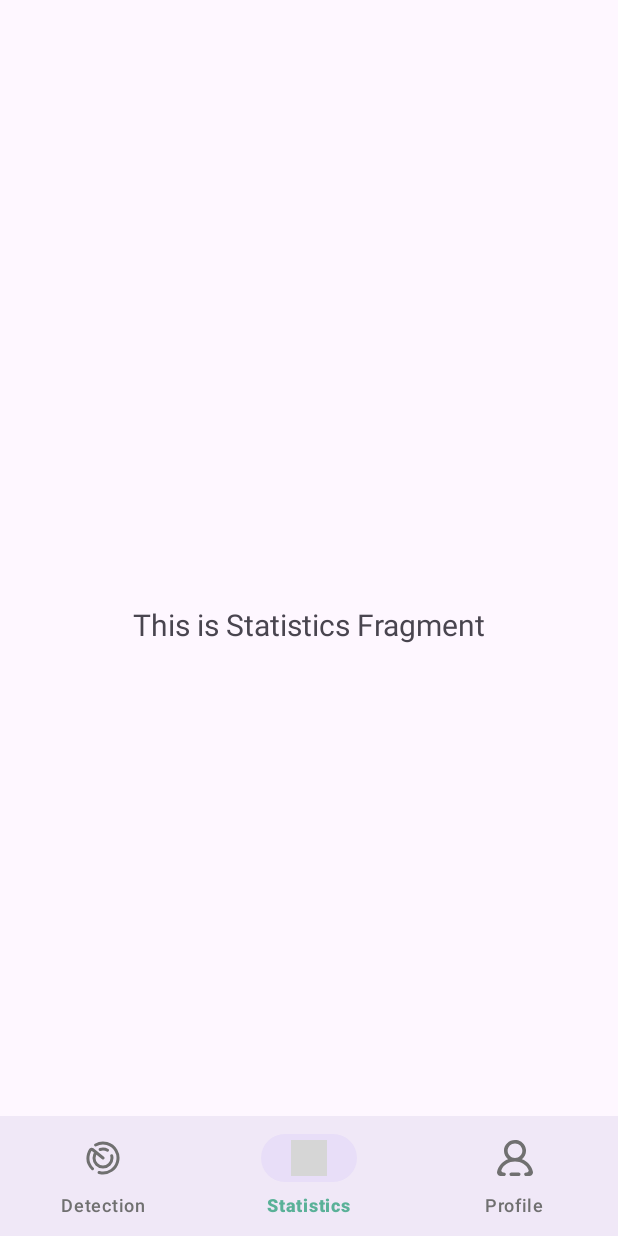
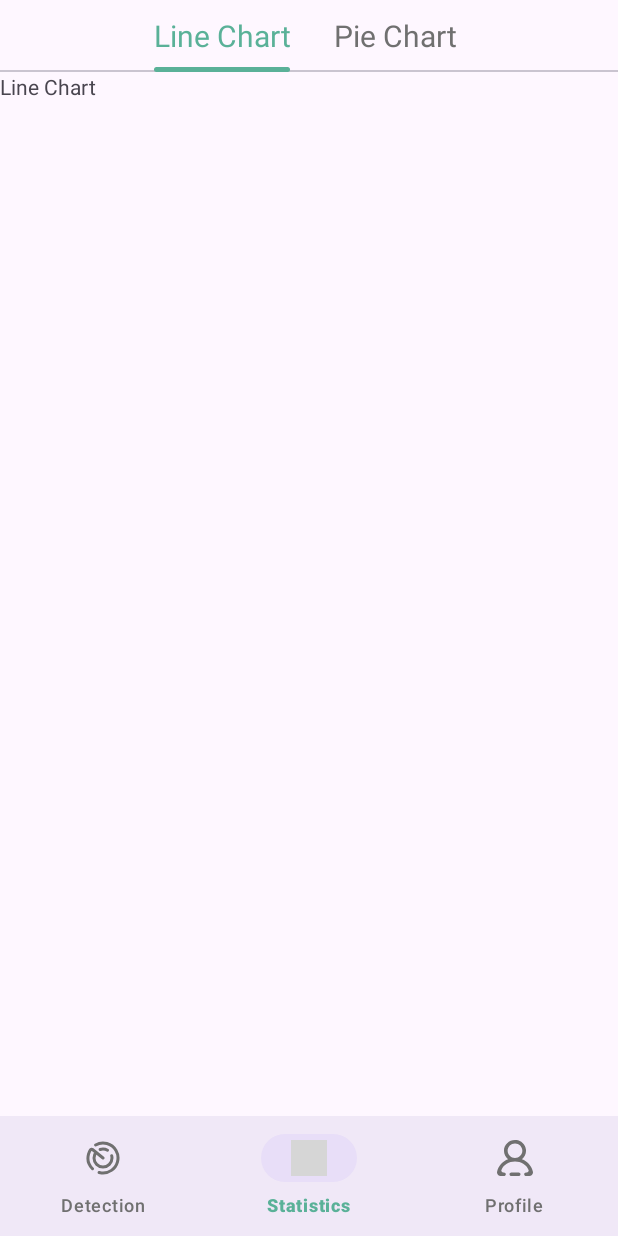
Before and after one commit to DavidGong-FCUC-FYP/PostureDetection, an Android app: the StatisticsFragment screen opened through its navigation route, on a phone screen of 412 x 824 dp. Run offline under Robolectric (Android 15) with nearby library versions, the phone set to English and light mode, and no system bars; our stand-ins replace navigation-ui; grey boxes are pictures that could not be loaded.

Commit message:
add tablayout

```diff
--- /dev/null
+++ b/app/src/main/java/com/posturedetection/android/LineChartFragment.kt
@@ -0,0 +1,59 @@
+package com.posturedetection.android
+
+import android.os.Bundle
+import androidx.fragment.app.Fragment
+import android.view.LayoutInflater
+import android.view.View
+import android.view.ViewGroup
+
+// TODO: Rename parameter arguments, choose names that match
+// the fragment initialization parameters, e.g. ARG_ITEM_NUMBER
+private const val ARG_PARAM1 = "param1"
+private const val ARG_PARAM2 = "param2"
+
+/**
+ * A simple [Fragment] subclass.
+ * Use the [LineChartFragment.newInstance] factory method to
+ * create an instance of this fragment.
+ */
+class LineChartFragment : Fragment() {
+    // TODO: Rename and change types of parameters
+    private var param1: String? = null
+    private var param2: String? = null
+
+    override fun onCreate(savedInstanceState: Bundle?) {
+        super.onCreate(savedInstanceState)
+        arguments?.let {
+            param1 = it.getString(ARG_PARAM1)
+            param2 = it.getString(ARG_PARAM2)
+        }
+    }
+
+    override fun onCreateView(
+        inflater: LayoutInflater, container: ViewGroup?,
+        savedInstanceState: Bundle?
+    ): View? {
+        // Inflate the layout for this fragment
+        return inflater.inflate(R.layout.fragment_line_chart, container, false)
+    }
+
+    companion object {
+        /**
+         * Use this factory method to create a new instance of
+         * this fragment using the provided parameters.
+         *
+         * @param param1 Parameter 1.
+         * @param param2 Parameter 2.
+         * @return A new instance of fragment LineChartFragment.
+         */
+        // TODO: Rename and change types and number of parameters
+        @JvmStatic
+        fun newInstance(param1: String, param2: String) =
+            LineChartFragment().apply {
+                arguments = Bundle().apply {
+                    putString(ARG_PARAM1, param1)
+                    putString(ARG_PARAM2, param2)
+                }
+            }
+    }
+}
--- a/app/src/main/java/com/posturedetection/android/ui/statistics/StatisticsFragment.kt
+++ b/app/src/main/java/com/posturedetection/android/ui/statistics/StatisticsFragment.kt
@@ -4,14 +4,24 @@ import android.os.Bundle
 import android.view.LayoutInflater
 import android.view.View
 import android.view.ViewGroup
-import android.widget.TextView
 import androidx.fragment.app.Fragment
 import androidx.lifecycle.ViewModelProvider
+import androidx.viewpager2.adapter.FragmentStateAdapter
+import androidx.viewpager2.widget.ViewPager2
+import com.google.android.material.tabs.TabLayout
+import com.google.android.material.tabs.TabLayoutMediator
+import com.posturedetection.android.LineChartFragment
+import com.posturedetection.android.PieChartFragment
 import com.posturedetection.android.databinding.FragmentStatisticsBinding
 
 class StatisticsFragment : Fragment() {
 
     private var _binding: FragmentStatisticsBinding? = null
+
+
+    private var viewPager2: ViewPager2? = null
+    private var tabLayout: TabLayout? = null
+
 
     // This property is only valid between onCreateView and
     // onDestroyView.
@@ -26,12 +36,19 @@ class StatisticsFragment : Fragment() {
             ViewModelProvider(this).get(StatisticsViewModel::class.java)
 
         _binding = FragmentStatisticsBinding.inflate(inflater, container, false)
+
         val root: View = binding.root
+        setupViewPager()
+        setupTabLayout()
 
-        val textView: TextView = binding.textDashboard
-        statisticsViewModel.text.observe(viewLifecycleOwner) {
-            textView.text = it
-        }
+
+
+
+
+//        val textView: TextView = binding.textDashboard
+//        statisticsViewModel.text.observe(viewLifecycleOwner) {
+//            textView.text = it
+//        }
         return root
     }
 
@@ -39,4 +56,34 @@ class StatisticsFragment : Fragment() {
         super.onDestroyView()
         _binding = null
     }
+
+    private fun setupTabLayout() {
+        var tabTitleList = arrayOf("Line Chart","Pie Chart");
+        TabLayoutMediator(
+            binding.mytablayout2, binding.myviepage2
+        ) { tab, position -> tab.text = tabTitleList[position]
+        }.attach()
+    }
+
+    private fun setupViewPager() {
+        val adapter = ViewPagerAdapter(this)
+        binding.myviepage2.adapter = adapter
+    }
+
+
+
+
+
+
+    class ViewPagerAdapter(fragment: Fragment) : FragmentStateAdapter(fragment) {
+
+        override fun getItemCount(): Int = 2
+        override fun createFragment(position: Int): Fragment {
+            return when (position) {
+                0 -> LineChartFragment()
+                1 -> PieChartFragment()
+                else -> LineChartFragment()
+            }
+        }
+    }
 }
--- a/app/src/main/java/com/posturedetection/android/ui/statistics/StatisticsViewModel.kt
+++ b/app/src/main/java/com/posturedetection/android/ui/statistics/StatisticsViewModel.kt
@@ -10,4 +10,5 @@ class StatisticsViewModel : ViewModel() {
         value = "This is Statistics Fragment"
     }
     val text: LiveData<String> = _text
+
 }
--- /dev/null
+++ b/app/src/main/res/drawable/tab_indicator_shape.xml
@@ -0,0 +1,6 @@
+<?xml version="1.0" encoding="utf-8"?>
+<shape xmlns:android="http://schemas.android.com/apk/res/android">
+    <solid android:color="@color/selected" />
+    <corners android:radius="2dp" />
+    <size android:height="3dp" />
+</shape>
--- /dev/null
+++ b/app/src/main/res/layout/fragment_line_chart.xml
@@ -0,0 +1,14 @@
+<?xml version="1.0" encoding="utf-8"?>
+<FrameLayout xmlns:android="http://schemas.android.com/apk/res/android"
+    xmlns:tools="http://schemas.android.com/tools"
+    android:layout_width="match_parent"
+    android:layout_height="match_parent"
+    tools:context=".LineChartFragment">
+
+    <!-- TODO: Update blank fragment layout -->
+    <TextView
+        android:layout_width="match_parent"
+        android:layout_height="match_parent"
+        android:text="Line Chart" />
+
+</FrameLayout>
--- a/app/src/main/res/layout/fragment_statistics.xml
+++ b/app/src/main/res/layout/fragment_statistics.xml
@@ -6,17 +6,31 @@
     android:layout_height="match_parent"
     tools:context=".ui.statistics.StatisticsFragment">
 
-    <TextView
-        android:id="@+id/text_dashboard"
+    <com.google.android.material.tabs.TabLayout
+        android:id="@+id/mytablayout2"
         android:layout_width="match_parent"
         android:layout_height="wrap_content"
-        android:layout_marginStart="8dp"
-        android:layout_marginTop="8dp"
-        android:layout_marginEnd="8dp"
-        android:textAlignment="center"
-        android:textSize="20sp"
+        app:tabMode="auto"
+        app:tabGravity="start"
+        app:background="?android:attr/windowBackground"
+        app:layout_constraintStart_toStartOf="parent"
+        app:layout_constraintTop_toTopOf="parent"
+        app:layout_constraintBottom_toTopOf="@id/myviepage2"
+        app:tabTextColor="@color/normal"
+        app:tabSelectedTextColor="@color/selected"
+        app:tabTextAppearance="@style/tab_text"
+        app:tabIndicator="@drawable/tab_indicator_shape"
+        app:tabIndicatorColor ="@null"
+        />
+
+    <androidx.viewpager2.widget.ViewPager2
+        android:id="@+id/myviepage2"
+        android:layout_width="match_parent"
+        android:layout_height="0dp"
+        app:layout_constraintTop_toBottomOf="@id/mytablayout2"
         app:layout_constraintBottom_toBottomOf="parent"
-        app:layout_constraintEnd_toEndOf="parent"
         app:layout_constraintStart_toStartOf="parent"
-        app:layout_constraintTop_toTopOf="parent" />
+        />
+
+
 </androidx.constraintlayout.widget.ConstraintLayout>
--- a/app/src/main/res/values/strings.xml
+++ b/app/src/main/res/values/strings.xml
@@ -4,4 +4,6 @@
     <string name="title_statistics">Statistics</string>
     <string name="title_profile">Profile</string>
     <string name="title_activity_home">HomeActivity</string>
+    <!-- TODO: Remove or change this placeholder text -->
+    <string name="hello_blank_fragment">Hello blank fragment</string>
 </resources>
--- /dev/null
+++ b/app/src/main/res/values/styles.xml
@@ -0,0 +1,6 @@
+<?xml version="1.0" encoding="utf-8"?>
+<resources>
+    <style name="tab_text" parent="android:TextAppearance">
+        <item name="android:textSize">20dp</item>
+    </style>
+</resources>
```
Also changed, not shown: app/src/main/java/com/posturedetection/android/PieChartFragment.kt (added, +59 -0 lines), app/src/main/res/layout/fragment_pie_chart.xml (added, +14 -0 lines).
